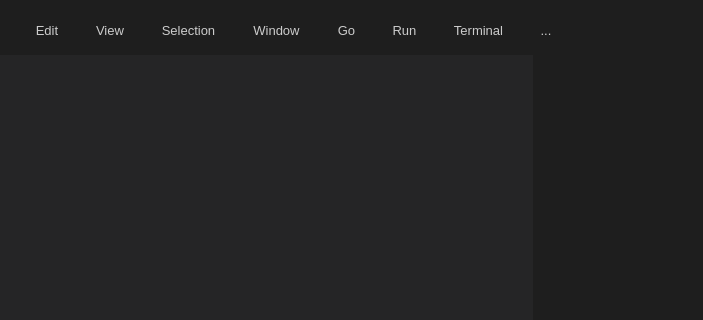
Above: Juan-Studio-Code/form.ui from JuanMontoya888/FP-Compilers-I-and-II before the change; both pictures show x 97 to 800 and y 0 to 320 of the 800 by 600 pixel window. Below: the same form after it.
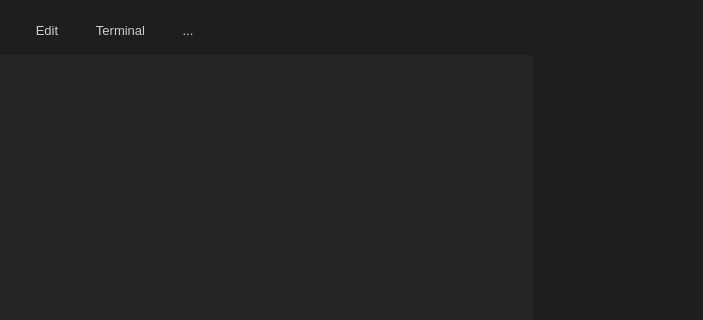
That is the form after the change.

Commit message: pop-ups added, and design was modified

Patch:
```diff
--- a/Juan-Studio-Code/form.ui
+++ b/Juan-Studio-Code/form.ui
@@ -192,58 +192,27 @@
 QToolButton:checked {
     border-left: 2px solid #007acc; 
     background-color: #1e1e1e;
+}
+/* --- BARRA DE ESTADO DEL EDITOR (Ln, Col, UTF-8) --- */
+QWidget#editorStatusBar {
+    background-color: #1e1e1e; /* Mismo fondo que el editor de código */
+    border-top: 1px solid #2d2d2d; /* Línea divisoria súper fina y elegante */
+}
+
+QWidget#editorStatusBar QLabel {
+    color: #858585; /* Gris tenue en lugar de blanco para no distraer la vista */
+    font-family: &quot;Segoe UI&quot;, &quot;San Francisco&quot;, sans-serif;
+    font-size: 11px;
+    padding: 2px 6px;
+}
+
+QWidget#editorStatusBar QLabel:hover {
+    background-color: #2d2d2d; /* Fondo gris sutil al pasar el mouse */
+    color: #cccccc; /* El texto se aclara ligeramente para dar feedback interactivo */
+    border-radius: 3px;
 }</string>
   </property>
   <layout class="QGridLayout" name="gridLayout_2">
-   <item row="0" column="7">
-    <widget class="QToolButton" name="runButton">
-     <property name="text">
-      <string>Run</string>
-     </property>
-    </widget>
-   </item>
-   <item row="0" column="3">
-    <widget class="QToolButton" name="viewButton">
-     <property name="text">
-      <string>View</string>
-     </property>
-    </widget>
-   </item>
-   <item row="0" column="1">
-    <widget class="QToolButton" name="fileButton">
-     <property name="text">
-      <string>File</string>
-     </property>
-    </widget>
-   </item>
-   <item row="0" column="9">
-    <widget class="QToolButton" name="toolsButton">
-     <property name="text">
-      <string>...</string>
-     </property>
-    </widget>
-   </item>
-   <item row="0" column="5">
-    <widget class="QToolButton" name="toolButton">
-     <property name="text">
-      <string>Window</string>
-     </property>
-    </widget>
-   </item>
-   <item row="0" column="6">
-    <widget class="QToolButton" name="goButton">
-     <property name="text">
-      <string>Go</string>
-     </property>
-    </widget>
-   </item>
-   <item row="0" column="4">
-    <widget class="QToolButton" name="selButton">
-     <property name="text">
-      <string>Selection</string>
-     </property>
-    </widget>
-   </item>
    <item row="0" column="2">
     <widget class="QToolButton" name="editButton">
      <property name="text">
@@ -251,30 +220,17 @@
      </property>
     </widget>
    </item>
-   <item row="1" column="1" colspan="12">
-    <widget class="QSplitter" name="splitter">
-     <property name="orientation">
-      <enum>Qt::Orientation::Horizontal</enum>
+   <item row="0" column="4">
+    <widget class="QToolButton" name="toolsButton">
+     <property name="text">
+      <string>...</string>
      </property>
-     <widget class="QTreeView" name="treeView">
-      <property name="sizePolicy">
-       <sizepolicy hsizetype="Preferred" vsizetype="Expanding">
-        <horstretch>0</horstretch>
-        <verstretch>0</verstretch>
-       </sizepolicy>
-      </property>
-     </widget>
-     <widget class="QTabWidget" name="tabWidget">
-      <property name="currentIndex">
-       <number>-1</number>
-      </property>
-     </widget>
     </widget>
    </item>
-   <item row="0" column="8">
-    <widget class="QToolButton" name="terminalButton">
+   <item row="0" column="1">
+    <widget class="QToolButton" name="fileButton">
      <property name="text">
-      <string>Terminal</string>
+      <string>File</string>
      </property>
     </widget>
    </item>
@@ -337,6 +293,33 @@
      </item>
     </layout>
    </item>
+   <item row="0" column="3">
+    <widget class="QToolButton" name="terminalButton">
+     <property name="text">
+      <string>Terminal</string>
+     </property>
+    </widget>
+   </item>
+   <item row="1" column="1" colspan="7">
+    <widget class="QSplitter" name="splitter">
+     <property name="orientation">
+      <enum>Qt::Orientation::Horizontal</enum>
+     </property>
+     <widget class="QTreeView" name="treeView">
+      <property name="sizePolicy">
+       <sizepolicy hsizetype="Preferred" vsizetype="Expanding">
+        <horstretch>0</horstretch>
+        <verstretch>0</verstretch>
+       </sizepolicy>
+      </property>
+     </widget>
+     <widget class="QTabWidget" name="tabWidget">
+      <property name="currentIndex">
+       <number>-1</number>
+      </property>
+     </widget>
+    </widget>
+   </item>
   </layout>
  </widget>
  <resources/>
```
The commit also changes 3 other files.
